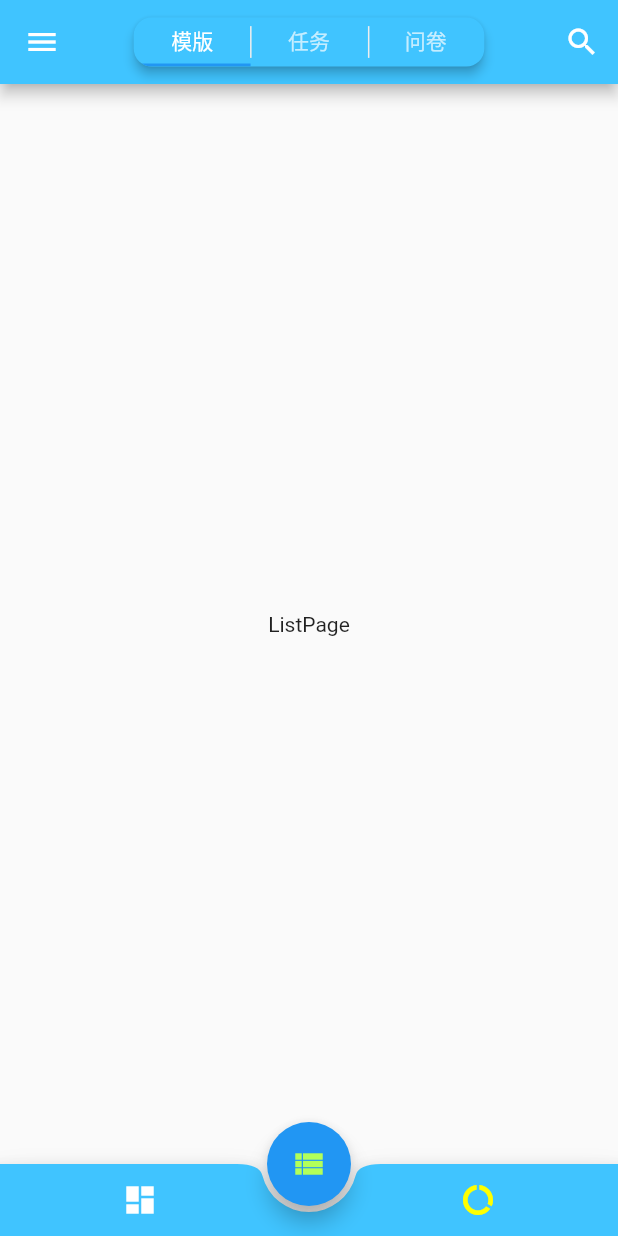
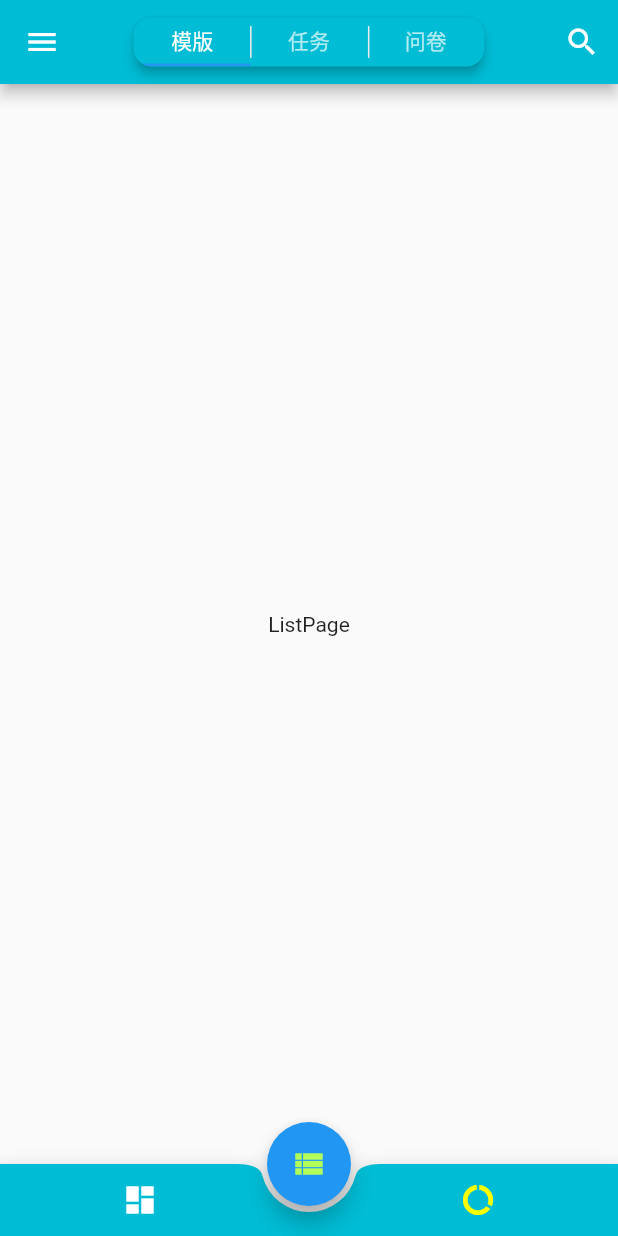
Before and after one commit to Kogler7/Planplus, a Flutter app: the screen it shows after launch, after a tap on the "view list" icon, on a phone screen of 412 x 824 dp. Run offline on Flutter 3.47's test engine with Material 2 defaults, Android fonts, the phone set to English and light mode, and no system bars; our stand-ins replace fluro, flutter_screenutil, fluttertoast; missing offline and left inert: flutter_custom_calendar; statements that could not run were skipped.

Commit message:
snapshot 21s02b
更换优化app图标、启动页、主题。

```diff
--- a/lib/config/color.dart
+++ b/lib/config/color.dart
@@ -1,10 +1,40 @@
 import 'dart:ui';
 import 'package:flutter/material.dart';
+const MaterialColor white = const MaterialColor(
+  0xFFFFFFFF,
+  const <int, Color>{
+    50: const Color(0xFFFFFFFF),
+    100: const Color(0xFFFFFFFF),
+    200: const Color(0xFFFFFFFF),
+    300: const Color(0xFFFFFFFF),
+    400: const Color(0xFFFFFFFF),
+    500: const Color(0xFFFFFFFF),
+    600: const Color(0xFFFFFFFF),
+    700: const Color(0xFFFFFFFF),
+    800: const Color(0xFFFFFFFF),
+    900: const Color(0xFFFFFFFF),
+  },
+);
+const MaterialColor black = const MaterialColor(
+  0xFFFFFFFF,
+  const <int, Color>{
+    50: const Color(0xFF000000),
+    100: const Color(0xFF000000),
+    200: const Color(0xFF000000),
+    300: const Color(0xFF000000),
+    400: const Color(0xFF000000),
+    500: const Color(0xFF000000),
+    600: const Color(0xFF000000),
+    700: const Color(0xFF000000),
+    800: const Color(0xFF000000),
+    900: const Color(0xFF000000),
+  },
+);
 
 //主要颜色常量
 class KColor{
   static const Color primarySwatchColor = Colors.blue;//默认主要颜色
-  static const Color navigationBar = Colors.lightBlueAccent;//默认导航栏颜色
+  static const Color navigationBar = Colors.cyan;//默认导航栏颜色
   static const Color defaultTextColor = Colors.redAccent;//默认文本颜色
   static const Color defaultButtonColor = Colors.redAccent;//默认按钮颜色
   static const Color defaultSwitchColor = Colors.redAccent;//默认切换按钮颜色
--- a/lib/config/image.dart
+++ b/lib/config/image.dart
@@ -6,4 +6,8 @@ class KImage{
   static const AssetImage bkground = AssetImage('assets/images/bkground.jpg');
   static const AssetImage expect = AssetImage('assets/images/expect.png');
   static const AssetImage cardImg = AssetImage('assets/images/card_img.jpg');
+  static const AssetImage logo_t = AssetImage('assets/images/logo_t.png');
+  static const AssetImage logo_w = AssetImage('assets/images/logo_w.png');
+  static const AssetImage splash_bk = AssetImage('assets/images/splash_bk.jpg');
+  static const AssetImage splash_ft = AssetImage('assets/images/splash_ft.png');
 }
--- a/lib/main.dart
+++ b/lib/main.dart
@@ -1,5 +1,5 @@
 // Copyright 2021 The Planplus Authors. All rights reserved.
-// Snapshot 21s02a belongs to Version 0.1.0 beta 1.
+// Snapshot 21s02b belongs to Version 0.1.0 beta 1.
 import 'package:flutter/material.dart';
 import 'package:flutter_screenutil/flutter_screenutil.dart';
 import 'package:fluro/fluro.dart';
--- a/lib/page/splash.dart
+++ b/lib/page/splash.dart
@@ -1,4 +1,5 @@
 import 'package:flutter/material.dart';
+import 'package:flutter_planplus/config/image.dart';
 import '../router/index.dart';
 
 class SplashPage extends StatefulWidget{
@@ -21,20 +22,32 @@ class _SplashPageState extends State<SplashPage>{
       body: DecoratedBox(
         decoration: const BoxDecoration(color: Colors.white),
         child: Center(
-          child: Column(
-            mainAxisAlignment: MainAxisAlignment.center,
-            textDirection: TextDirection.ltr,
-            children: const <Widget>[
-              FlutterLogo(size: 48),
-              Padding(
-                padding: EdgeInsets.all(32),
-                child: Text(
-                  'Loding...',
-                  textDirection: TextDirection.ltr,
-                  textAlign: TextAlign.center,
-                  style: TextStyle(color: Colors.black87),
+          child: Stack(
+            fit: StackFit.expand,
+            children: <Widget>[
+              Image(image: KImage.splash_bk,fit: BoxFit.cover),
+              Image(image: KImage.splash_ft),
+              Align(
+                alignment: Alignment(-0.8,-0.8),
+                child: SizedBox(
+                  height: 55.0,
+                  width: 55.0,
+                  child: Image(
+                    image: KImage.logo_t,
+                    fit: BoxFit.contain,
+                  ),
                 ),
               ),
+              Align(
+                alignment: Alignment(-0.7,0.97),
+                child: Text(
+                  'Copyright © 2021 The Planplus Authors. All rights reserved. ',
+                  style: TextStyle(
+                    color: Colors.white,
+                    fontSize: 10,
+                  ),
+                ),
+              )
             ],
           ),
         ),
```
Also changed, not shown: assets/images/logo_t.png (added), assets/images/logo_w.png (added), assets/images/splash_bk.jpg (added), assets/images/splash_ft.png (added), 44 other files.
